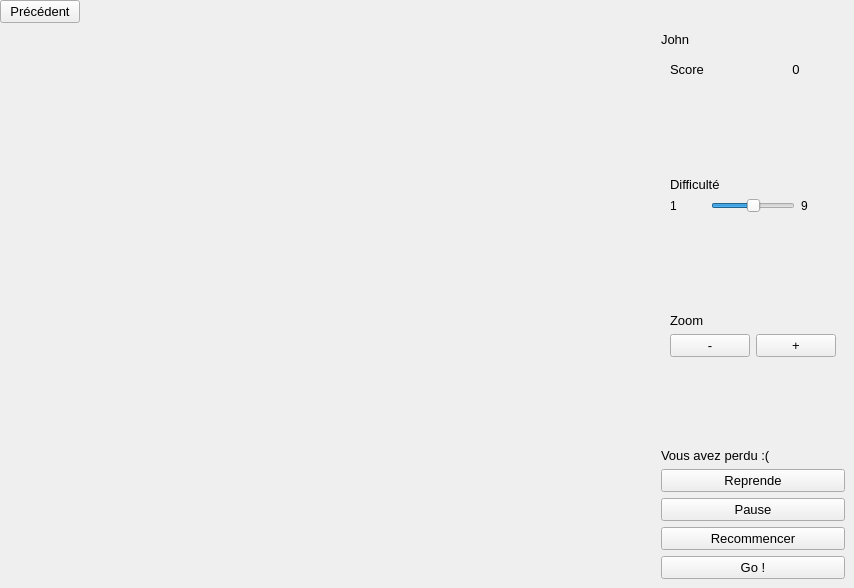
Qt form game-form.ui (loicbourgois/snake2i) before a commit.
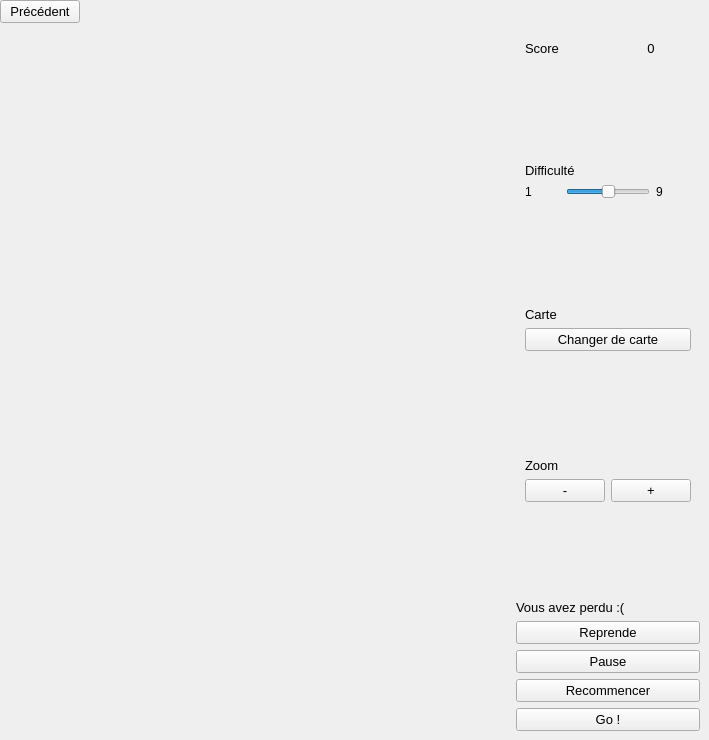
The same form after that commit.

Commit message: Add new map + Load map

The edit to the form file:
```diff
--- a/game-form.ui
+++ b/game-form.ui
@@ -6,8 +6,8 @@
    <rect>
     <x>0</x>
     <y>0</y>
-    <width>854</width>
-    <height>588</height>
+    <width>709</width>
+    <height>740</height>
    </rect>
   </property>
   <property name="windowTitle">
@@ -111,7 +111,112 @@
       </sizepolicy>
      </property>
      <layout class="QGridLayout" name="gridLayout_2">
-      <item row="4" column="0">
+      <item row="5" column="0">
+       <widget class="QWidget" name="widget_6" native="true">
+        <layout class="QGridLayout" name="gridLayout_8">
+         <item row="1" column="0">
+          <widget class="QPushButton" name="pushButtonLoadLevel">
+           <property name="font">
+            <font>
+             <pointsize>10</pointsize>
+            </font>
+           </property>
+           <property name="text">
+            <string>Changer de carte</string>
+           </property>
+          </widget>
+         </item>
+         <item row="0" column="0">
+          <widget class="QLabel" name="label_6">
+           <property name="font">
+            <font>
+             <pointsize>10</pointsize>
+            </font>
+           </property>
+           <property name="text">
+            <string>Carte</string>
+           </property>
+          </widget>
+         </item>
+        </layout>
+       </widget>
+      </item>
+      <item row="1" column="0">
+       <widget class="QWidget" name="widget_3" native="true">
+        <layout class="QGridLayout" name="gridLayout_4">
+         <item row="1" column="0">
+          <widget class="QLabel" name="label_2">
+           <property name="font">
+            <font>
+             <pointsize>10</pointsize>
+            </font>
+           </property>
+           <property name="text">
+            <string>Score</string>
+           </property>
+          </widget>
+         </item>
+         <item row="1" column="1">
+          <widget class="QLabel" name="labelScore">
+           <property name="font">
+            <font>
+             <pointsize>10</pointsize>
+            </font>
+           </property>
+           <property name="text">
+            <string>0</string>
+           </property>
+           <property name="alignment">
+            <set>Qt::AlignCenter</set>
+           </property>
+          </widget>
+         </item>
+        </layout>
+       </widget>
+      </item>
+      <item row="7" column="0">
+       <widget class="QWidget" name="widget_5" native="true">
+        <layout class="QGridLayout" name="gridLayout_7">
+         <item row="0" column="0">
+          <widget class="QLabel" name="label_5">
+           <property name="font">
+            <font>
+             <pointsize>10</pointsize>
+            </font>
+           </property>
+           <property name="text">
+            <string>Zoom</string>
+           </property>
+          </widget>
+         </item>
+         <item row="1" column="0">
+          <widget class="QPushButton" name="pushButtonMinus">
+           <property name="font">
+            <font>
+             <pointsize>10</pointsize>
+            </font>
+           </property>
+           <property name="text">
+            <string>-</string>
+           </property>
+          </widget>
+         </item>
+         <item row="1" column="1">
+          <widget class="QPushButton" name="pushButtonPlus">
+           <property name="font">
+            <font>
+             <pointsize>10</pointsize>
+            </font>
+           </property>
+           <property name="text">
+            <string>+</string>
+           </property>
+          </widget>
+         </item>
+        </layout>
+       </widget>
+      </item>
+      <item row="3" column="0">
        <widget class="QWidget" name="widget_4" native="true">
         <layout class="QGridLayout" name="gridLayout_6">
          <item row="1" column="0">
@@ -165,64 +270,31 @@
         </layout>
        </widget>
       </item>
-      <item row="2" column="0">
-       <widget class="QWidget" name="widget_3" native="true">
-        <layout class="QGridLayout" name="gridLayout_4">
-         <item row="1" column="0">
-          <widget class="QLabel" name="label_2">
-           <property name="font">
-            <font>
-             <pointsize>10</pointsize>
-            </font>
-           </property>
-           <property name="text">
-            <string>Score</string>
-           </property>
-          </widget>
-         </item>
-         <item row="1" column="1">
-          <widget class="QLabel" name="labelScore">
-           <property name="font">
-            <font>
-             <pointsize>10</pointsize>
-            </font>
-           </property>
-           <property name="text">
-            <string>0</string>
-           </property>
-           <property name="alignment">
-            <set>Qt::AlignCenter</set>
-           </property>
-          </widget>
-         </item>
-        </layout>
-       </widget>
-      </item>
-      <item row="11" column="0">
-       <widget class="QPushButton" name="pushButtonRestart">
+      <item row="13" column="0">
+       <widget class="QPushButton" name="pushButtonGo">
         <property name="font">
          <font>
           <pointsize>10</pointsize>
          </font>
         </property>
         <property name="text">
-         <string>Recommencer</string>
+         <string>Go !</string>
         </property>
        </widget>
       </item>
       <item row="9" column="0">
-       <widget class="QPushButton" name="pushButtonReprendre">
+       <widget class="QLabel" name="labelDead">
         <property name="font">
          <font>
           <pointsize>10</pointsize>
          </font>
         </property>
         <property name="text">
-         <string>Reprende</string>
+         <string>Vous avez perdu :(</string>
         </property>
        </widget>
       </item>
-      <item row="10" column="0">
+      <item row="11" column="0">
        <widget class="QPushButton" name="pushButtonPause">
         <property name="font">
          <font>
@@ -234,31 +306,31 @@
         </property>
        </widget>
       </item>
+      <item row="10" column="0">
+       <widget class="QPushButton" name="pushButtonReprendre">
+        <property name="font">
+         <font>
+          <pointsize>10</pointsize>
+         </font>
+        </property>
+        <property name="text">
+         <string>Reprende</string>
+        </property>
+       </widget>
+      </item>
       <item row="12" column="0">
-       <widget class="QPushButton" name="pushButtonGo">
+       <widget class="QPushButton" name="pushButtonRestart">
         <property name="font">
          <font>
           <pointsize>10</pointsize>
          </font>
         </property>
         <property name="text">
-         <string>Go !</string>
+         <string>Recommencer</string>
         </property>
        </widget>
       </item>
       <item row="8" column="0">
-       <widget class="QLabel" name="labelDead">
-        <property name="font">
-         <font>
-          <pointsize>10</pointsize>
-         </font>
-        </property>
-        <property name="text">
-         <string>Vous avez perdu :(</string>
-        </property>
-       </widget>
-      </item>
-      <item row="7" column="0">
        <spacer name="verticalSpacer">
         <property name="orientation">
          <enum>Qt::Vertical</enum>
@@ -271,19 +343,7 @@
         </property>
        </spacer>
       </item>
-      <item row="1" column="0">
-       <widget class="QLabel" name="labelPlayer">
-        <property name="font">
-         <font>
-          <pointsize>10</pointsize>
-         </font>
-        </property>
-        <property name="text">
-         <string>John</string>
-        </property>
-       </widget>
-      </item>
-      <item row="3" column="0">
+      <item row="2" column="0">
        <spacer name="verticalSpacer_2">
         <property name="orientation">
          <enum>Qt::Vertical</enum>
@@ -296,49 +356,7 @@
         </property>
        </spacer>
       </item>
-      <item row="6" column="0">
-       <widget class="QWidget" name="widget_5" native="true">
-        <layout class="QGridLayout" name="gridLayout_7">
-         <item row="0" column="0">
-          <widget class="QLabel" name="label_5">
-           <property name="font">
-            <font>
-             <pointsize>10</pointsize>
-            </font>
-           </property>
-           <property name="text">
-            <string>Zoom</string>
-           </property>
-          </widget>
-         </item>
-         <item row="1" column="0">
-          <widget class="QPushButton" name="pushButtonMinus">
-           <property name="font">
-            <font>
-             <pointsize>10</pointsize>
-            </font>
-           </property>
-           <property name="text">
-            <string>-</string>
-           </property>
-          </widget>
-         </item>
-         <item row="1" column="1">
-          <widget class="QPushButton" name="pushButtonPlus">
-           <property name="font">
-            <font>
-             <pointsize>10</pointsize>
-            </font>
-           </property>
-           <property name="text">
-            <string>+</string>
-           </property>
-          </widget>
-         </item>
-        </layout>
-       </widget>
-      </item>
-      <item row="5" column="0">
+      <item row="4" column="0">
        <spacer name="verticalSpacer_3">
         <property name="orientation">
          <enum>Qt::Vertical</enum>
@@ -351,6 +369,19 @@
         </property>
        </spacer>
       </item>
+      <item row="6" column="0">
+       <spacer name="verticalSpacer_4">
+        <property name="orientation">
+         <enum>Qt::Vertical</enum>
+        </property>
+        <property name="sizeHint" stdset="0">
+         <size>
+          <width>20</width>
+          <height>40</height>
+         </size>
+        </property>
+       </spacer>
+      </item>
      </layout>
     </widget>
    </item>
```
The commit also changes 7 other files.
